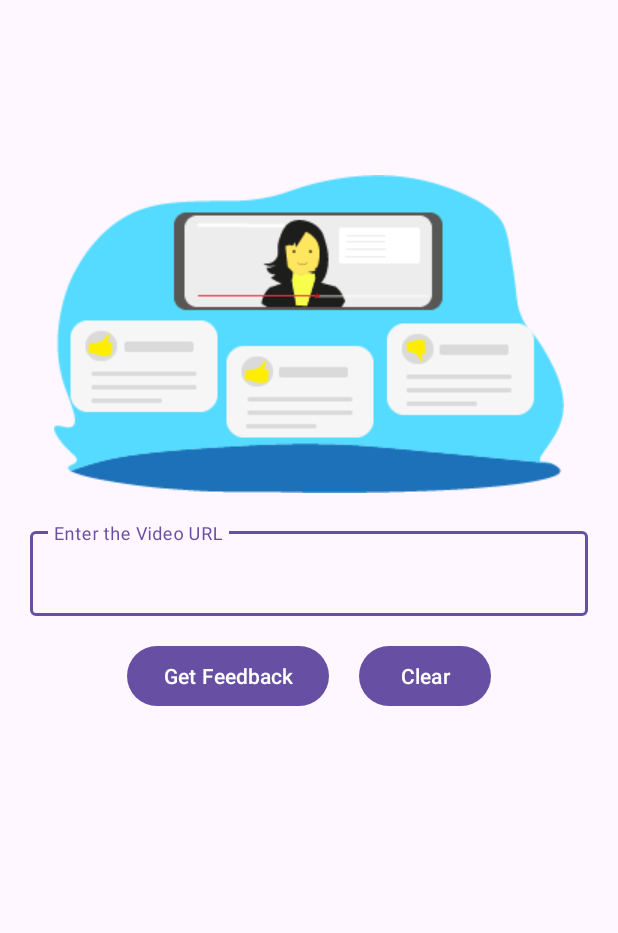
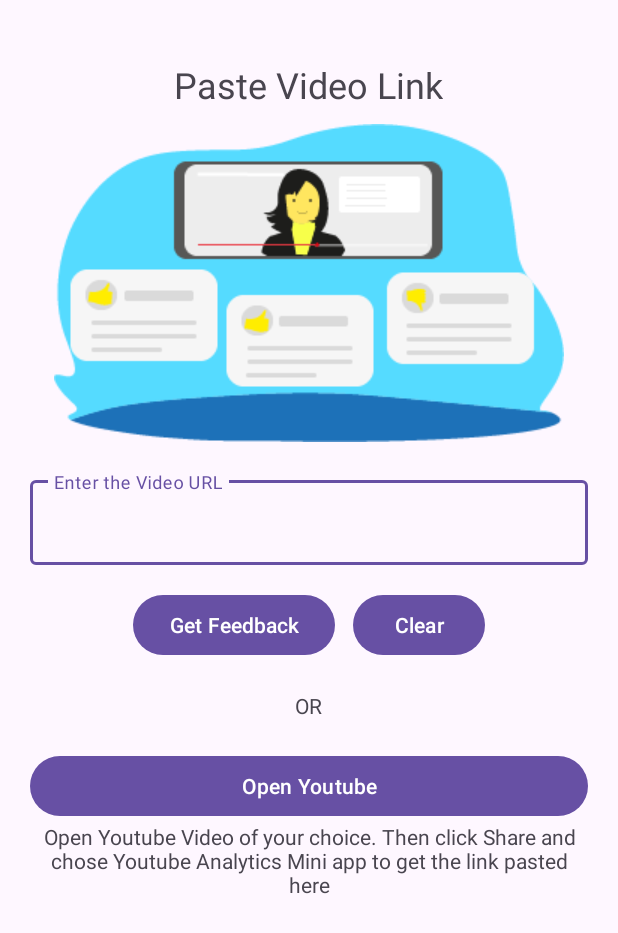
Before and after one commit to Antriksh1234/Youtube-Analytics-Mini---Android, an Android app: the screen it shows after launch (MainActivity), on a phone screen of 412 x 824 dp. Shown: the top 933 px of the screen. Run offline under Robolectric (Android 15) with nearby library versions, the phone set to English and light mode, and no system bars.

Commit message:
Code cleanup

```diff
--- a/app/src/main/java/com/example/youtubeananlyticsmini/AnalyticActivity.java
+++ b/app/src/main/java/com/example/youtubeananlyticsmini/AnalyticActivity.java
@@ -14,6 +14,8 @@
 import com.example.youtubeananlyticsmini.OnClickListeners.PlayVideoButtonListener;
 import com.example.youtubeananlyticsmini.OnClickListeners.ViewCommentButtonListener;
 import com.example.youtubeananlyticsmini.adapters.SentimentAdapter;
+import com.example.youtubeananlyticsmini.models.Sentiment;
+import com.example.youtubeananlyticsmini.models.VideoFeedback;
 import com.github.mikephil.charting.charts.PieChart;
 import com.github.mikephil.charting.data.PieData;
 import com.github.mikephil.charting.data.PieDataSet;
@@ -120,7 +122,7 @@
             return;
         }
 
-        Sentiment []sentiments = new Sentiment[4];
+        Sentiment[]sentiments = new Sentiment[4];
         sentiments[0] = new Sentiment("Positive: " + sentimentMap.getOrDefault("POSITIVE", 0), sentimentMap.getOrDefault("POSITIVE", 0), "#15bd15", R.drawable.positive_circle);
         sentiments[1] = new Sentiment("Negative: " + sentimentMap.getOrDefault("NEGATIVE", 0), sentimentMap.getOrDefault("NEGATIVE", 0), "#ed3e4f", R.drawable.negative_circle);
         sentiments[2] = new Sentiment("Mixed: " + sentimentMap.getOrDefault("MIXED", 0), sentimentMap.getOrDefault("MIXED", 0), "#ebb513", R.drawable.mixed_circle);
--- a/app/src/main/java/com/example/youtubeananlyticsmini/CommentActivity.java
+++ b/app/src/main/java/com/example/youtubeananlyticsmini/CommentActivity.java
@@ -7,6 +7,7 @@
 import androidx.recyclerview.widget.RecyclerView;
 
 import com.example.youtubeananlyticsmini.adapters.CommentAdapter;
+import com.example.youtubeananlyticsmini.models.VideoFeedback;
 import com.google.gson.Gson;
 
 public class CommentActivity extends AppCompatActivity {
--- a/app/src/main/java/com/example/youtubeananlyticsmini/MainActivity.java
+++ b/app/src/main/java/com/example/youtubeananlyticsmini/MainActivity.java
@@ -8,6 +8,7 @@
 import androidx.appcompat.app.AppCompatActivity;
 
 import com.example.youtubeananlyticsmini.OnClickListeners.ClearButtonListener;
+import com.example.youtubeananlyticsmini.OnClickListeners.OpenYoutubeButtonListener;
 import com.example.youtubeananlyticsmini.OnClickListeners.SubmitButtonListener;
 import com.google.android.material.textfield.TextInputEditText;
 
@@ -24,8 +25,10 @@
         Handler handler = new Handler();
         ProgressBar progressBar = findViewById(R.id.stats_fetch_progressbar);
         Button clearButton = findViewById(R.id.clear_button);
+        Button openYoutubeButton = findViewById(R.id.open_youtube_button);
 
         submitButton.setOnClickListener(new SubmitButtonListener(videoURLEditText, handler, progressBar, getApplicationContext()));
         clearButton.setOnClickListener(new ClearButtonListener(videoURLEditText));
+        openYoutubeButton.setOnClickListener(new OpenYoutubeButtonListener(getApplicationContext()));
     }
 }
--- a/app/src/main/java/com/example/youtubeananlyticsmini/OnClickListeners/SubmitButtonListener.java
+++ b/app/src/main/java/com/example/youtubeananlyticsmini/OnClickListeners/SubmitButtonListener.java
@@ -14,6 +14,7 @@
 
 import com.example.youtubeananlyticsmini.AnalyticActivity;
 import com.example.youtubeananlyticsmini.Constants;
+import com.example.youtubeananlyticsmini.api.NetworkChecker;
 import com.google.android.material.textfield.TextInputEditText;
 
 import java.io.BufferedReader;
@@ -38,13 +39,6 @@
         this.handler = handler;
         this.progressBar = progressBar;
         this.context = context;
-    }
-    private Boolean isNetworkAvailable(Application application) {
-        ConnectivityManager connectivityManager = (ConnectivityManager) application.getSystemService(Context.CONNECTIVITY_SERVICE);
-        Network nw = connectivityManager.getActiveNetwork();
-        if (nw == null) return false;
-        NetworkCapabilities actNw = connectivityManager.getNetworkCapabilities(nw);
-        return actNw != null && (actNw.hasTransport(NetworkCapabilities.TRANSPORT_WIFI) || actNw.hasTransport(NetworkCapabilities.TRANSPORT_CELLULAR) || actNw.hasTransport(NetworkCapabilities.TRANSPORT_ETHERNET) || actNw.hasTransport(NetworkCapabilities.TRANSPORT_BLUETOOTH));
     }
 
     private boolean isValidURL(String url) {
@@ -73,7 +67,7 @@
             return;
         }
 
-        if (!isNetworkAvailable((Application) context)) {
+        if (!NetworkChecker.isNetworkAvailable((Application) context)) {
             Toast.makeText(view.getContext(), "Please Check your internet connection and try again!!", Toast.LENGTH_SHORT).show();
             return;
         }
--- a/app/src/main/java/com/example/youtubeananlyticsmini/OnClickListeners/ViewCommentButtonListener.java
+++ b/app/src/main/java/com/example/youtubeananlyticsmini/OnClickListeners/ViewCommentButtonListener.java
@@ -6,7 +6,6 @@
 
 import com.example.youtubeananlyticsmini.CommentActivity;
 import com.example.youtubeananlyticsmini.Constants;
-import com.example.youtubeananlyticsmini.VideoFeedback;
 
 public class ViewCommentButtonListener implements View.OnClickListener {
 
--- a/app/src/main/java/com/example/youtubeananlyticsmini/adapters/CommentAdapter.java
+++ b/app/src/main/java/com/example/youtubeananlyticsmini/adapters/CommentAdapter.java
@@ -9,7 +9,7 @@
 import androidx.annotation.NonNull;
 import androidx.recyclerview.widget.RecyclerView;
 
-import com.example.youtubeananlyticsmini.Comment;
+import com.example.youtubeananlyticsmini.models.Comment;
 import com.example.youtubeananlyticsmini.R;
 
 import java.util.List;
--- a/app/src/main/java/com/example/youtubeananlyticsmini/adapters/SentimentAdapter.java
+++ b/app/src/main/java/com/example/youtubeananlyticsmini/adapters/SentimentAdapter.java
@@ -10,7 +10,7 @@
 import androidx.recyclerview.widget.RecyclerView;
 
 import com.example.youtubeananlyticsmini.R;
-import com.example.youtubeananlyticsmini.Sentiment;
+import com.example.youtubeananlyticsmini.models.Sentiment;
 
 public class SentimentAdapter extends RecyclerView.Adapter<SentimentHolder>{
 
--- a/app/src/main/java/com/example/youtubeananlyticsmini/Comment.java
+++ b/app/src/main/java/com/example/youtubeananlyticsmini/models/Comment.java
@@ -1,4 +1,4 @@
-package com.example.youtubeananlyticsmini;
+package com.example.youtubeananlyticsmini.models;
 public class Comment {
     private int likes;
     private String commenter;
--- a/app/src/main/java/com/example/youtubeananlyticsmini/Sentiment.java
+++ b/app/src/main/java/com/example/youtubeananlyticsmini/models/Sentiment.java
@@ -1,4 +1,4 @@
-package com.example.youtubeananlyticsmini;
+package com.example.youtubeananlyticsmini.models;
 
 public class Sentiment implements Comparable<Sentiment> {
     private String name;
--- a/app/src/main/java/com/example/youtubeananlyticsmini/VideoFeedback.java
+++ b/app/src/main/java/com/example/youtubeananlyticsmini/models/VideoFeedback.java
@@ -1,4 +1,6 @@
-package com.example.youtubeananlyticsmini;
+package com.example.youtubeananlyticsmini.models;
+
+import com.example.youtubeananlyticsmini.models.Comment;
 
 import java.util.List;
 import java.util.Map;
--- a/app/src/main/res/layout/activity_main.xml
+++ b/app/src/main/res/layout/activity_main.xml
@@ -5,23 +5,33 @@
     android:layout_height="match_parent"
     tools:context=".MainActivity">
 
+    <TextView
+        android:layout_marginTop="40dp"
+        android:id="@+id/main_activity_header"
+        android:textSize="24sp"
+        android:layout_centerHorizontal="true"
+        android:layout_width="wrap_content"
+        android:layout_height="wrap_content"
+        android:layout_marginBottom="10dp"
+        android:text="Paste Video Link"/>
+
     <ImageView
+        android:id="@+id/main_activity_vector"
         android:layout_width="match_parent"
+        android:layout_below="@+id/main_activity_header"
         android:layout_height="wrap_content"
         android:layout_marginStart="20dp"
         android:layout_marginEnd="20dp"
-        android:layout_above="@id/video_url_form_container"
         android:layout_marginBottom="20dp"
-        android:src="@drawable/video_feedback_image"
-        android:layout_centerHorizontal="true"/>
+        android:src="@drawable/video_feedback_image" />
 
     <RelativeLayout
+        android:layout_below="@id/main_activity_vector"
         android:id="@+id/video_url_form_container"
         android:layout_width="match_parent"
         android:layout_height="wrap_content"
         android:layout_marginStart="20dp"
-        android:layout_marginEnd="20dp"
-        android:layout_centerInParent="true">
+        android:layout_marginEnd="20dp">
 
         <com.google.android.material.textfield.TextInputLayout
             android:id="@+id/outlinedTextField"
@@ -45,24 +55,51 @@
             android:layout_below="@id/outlinedTextField">
 
             <Button
-                android:layout_marginStart="10dp"
+                android:layout_marginEnd="6dp"
+                android:id="@+id/submitButton"
+                android:layout_width="wrap_content"
+                android:layout_height="wrap_content"
+                android:text="Get Feedback" />
+
+            <Button
+                android:layout_marginStart="6dp"
                 android:layout_toEndOf="@+id/submitButton"
                 android:id="@+id/clear_button"
                 android:text="Clear"
                 android:layout_width="wrap_content"
                 android:layout_height="wrap_content"/>
 
-            <Button
-                android:layout_marginEnd="10dp"
-                android:id="@+id/submitButton"
-                android:layout_width="wrap_content"
-                android:layout_height="wrap_content"
-                android:text="Get Feedback"
-                />
+        </RelativeLayout>
+    </RelativeLayout>
 
-        </RelativeLayout>
+    <TextView
+        android:id="@+id/or_text"
+        android:layout_marginTop="20dp"
+        android:text="OR"
+        android:layout_width="wrap_content"
+        android:layout_height="wrap_content"
+        android:layout_centerHorizontal="true"
+        android:layout_below="@id/video_url_form_container"/>
 
-    </RelativeLayout>
+    <Button
+        android:id="@+id/open_youtube_button"
+        android:text="@string/open_youtube"
+        android:layout_marginTop="20dp"
+        android:layout_below="@id/or_text"
+        android:layout_width="match_parent"
+        android:layout_marginStart="20dp"
+        android:layout_marginEnd="20dp"
+        android:layout_height="wrap_content"/>
+
+    <TextView
+        android:layout_marginStart="20dp"
+        android:layout_marginEnd="20dp"
+        android:layout_below="@id/open_youtube_button"
+        android:text="@string/explain_open_youtube"
+        android:layout_width="wrap_content"
+        android:layout_height="wrap_content"
+        android:layout_centerHorizontal="true"
+        android:textAlignment="center"/>
 
     <ProgressBar
         android:id="@+id/stats_fetch_progressbar"
--- a/app/src/main/res/layout/comment_recyclerview_item.xml
+++ b/app/src/main/res/layout/comment_recyclerview_item.xml
@@ -27,7 +27,7 @@
 
     <TextView
         android:layout_marginTop="15dp"
-        android:layout_marginStart="20dp"
+        android:layout_marginStart="15dp"
         android:id="@+id/comment_name"
         android:text="@string/lorem_ipsum"
         android:layout_width="match_parent"
@@ -35,7 +35,7 @@
         android:layout_height="wrap_content"/>
 
     <TextView
-        android:layout_marginStart="20dp"
+        android:layout_marginStart="15dp"
         android:textSize="16sp"
         android:layout_below="@id/comment_name"
         android:id="@+id/comment_text"
@@ -46,7 +46,7 @@
 
     <ImageView
         android:src="@drawable/baseline_thumb_up_24"
-        android:layout_marginStart="20dp"
+        android:layout_marginStart="15dp"
         android:layout_marginTop="10dp"
         android:layout_toEndOf="@id/user_card"
         android:layout_below="@id/comment_text"
--- a/app/src/main/res/values/strings.xml
+++ b/app/src/main/res/values/strings.xml
@@ -6,4 +6,6 @@
     <string name="explain_feature">Paste your Video link here\n</string>
     <string name="lorem_ipsum">lorem ipsum</string>
     <string name="lorem_ipsum_para">Lorem ipsum dolor sit amet, consectetur adipiscing elit, sed do eiusmod tempor incididunt ut labore et dolore magna aliqua. Ut enim ad minim veniam, quis nostrud exercitation ullamco laboris nisi ut aliquip ex ea commodo consequat. Duis aute irure dolor in reprehenderit in voluptate velit esse cillum dolore eu fugiat nulla pariatur. Excepteur sint occaecat cupidatat non proident, sunt in culpa qui officia deserunt mollit anim id est laborum</string>
+    <string name="open_youtube">Open Youtube</string>
+    <string name="explain_open_youtube">Open Youtube Video of your choice. Then click "Share" and chose Youtube Analytics Mini app to get the link pasted here</string>
 </resources>
```
Also changed, not shown: app/src/main/java/com/example/youtubeananlyticsmini/OnClickListeners/OpenYoutubeButtonListener.java (added, +43 -0 lines), app/src/main/java/com/example/youtubeananlyticsmini/api/NetworkChecker.java (added, +17 -0 lines).
